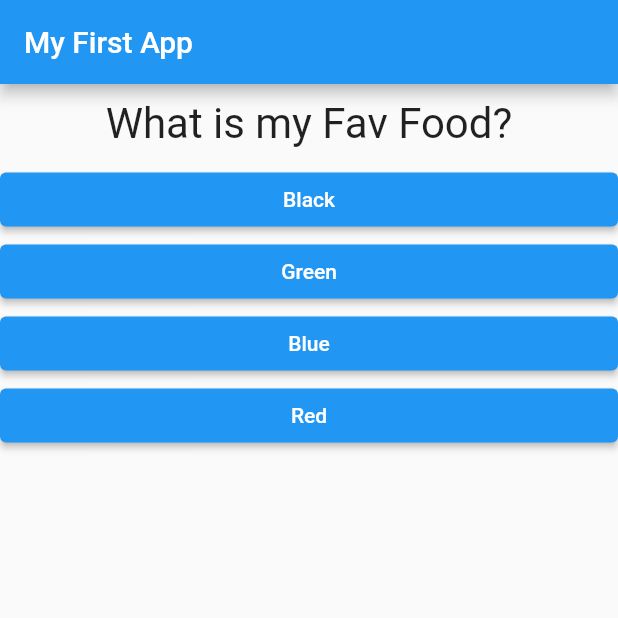
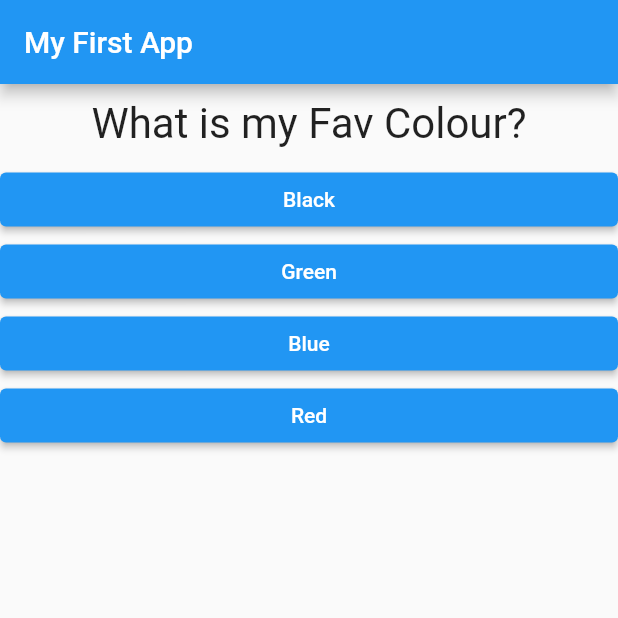
Before and after one commit to Rohanjai/Flutter_Quiz_App, a Flutter app: the screen it shows after launch, on a phone screen of 412 x 824 dp, the top half of it. Run offline on Flutter 3.47's test engine with Material 2 defaults, Android fonts, the phone set to English and light mode, and no system bars.

Commit message:
Scoring System Added

```diff
--- a/lib/main.dart
+++ b/lib/main.dart
@@ -12,25 +12,46 @@ class MyApp extends StatefulWidget {
 class _MyAppState extends State<MyApp> {
   final questions = const [
     {
-      'questionText': 'What is my Fav Food?',
-      'answers': ['Black', 'Green', 'Blue', 'Red']
+      'questionText': 'What is my Fav Colour?',
+      'answers': [
+        {'text': 'Black', 'score': 10},
+        {'text': 'Green', 'score': 20},
+        {'text': 'Blue', 'score': 50},
+        {'text': 'Red', 'score': 30}
+      ]
     },
     {
       'questionText': 'Whats my fav pet?',
-      'answers': ['Dog', 'Cat', 'Fish', 'Bird']
+      'answers': [
+        {'text': 'Dog', 'score': 50},
+        {'text': 'Cat', 'score': 25},
+        {'text': 'Fish', 'score': 20},
+        {'text': 'Bird', 'score': 20}
+      ]
     },
     {
       'questionText': 'What is my Fav City?',
-      'answers': ['Chennai', 'Torrento', 'NY', 'NJ']
+      'answers': [
+        {'text': 'Chennai', 'score': 50},
+        {'text': 'Torrento', 'score': 30},
+        {'text': 'NY', 'score': 40},
+        {'text': 'NJ', 'score': 20}
+      ]
     },
     {
       'questionText': 'What is my Fav Country?',
-      'answers': ['India', 'Singapore', 'Canada', 'US']
+      'answers': [
+        {'text': 'India', 'score': 50},
+        {'text': 'Singapore', 'score': 30},
+        {'text': 'Canada', 'score': 50},
+        {'text': 'US', 'score': 40}
+      ]
     },
   ];
   var questionInd = 0;
-
-  void answerQuestion() {
+  var totalscore = 0;
+  void answerQuestion(int score) {
+    totalscore += score;
     if (questionInd < questions.length) {
       print('WE Have more questions!');
     } else {
@@ -57,7 +78,7 @@ class _MyAppState extends State<MyApp> {
                 questions: questions,
                 questionInd: questionInd,
               )
-            : Result(),
+            : Result(totalscore),
       ),
     );
   }
--- a/lib/quiz.dart
+++ b/lib/quiz.dart
@@ -20,8 +20,10 @@ class Quiz extends StatelessWidget {
         Question(
           questions[questionInd]['questionText'] as String,
         ),
-        ...(questions[questionInd]['answers'] as List<String>).map((answer) {
-          return Answer(answerQuestion, answer);
+        ...(questions[questionInd]['answers'] as List<Map<String, Object>>)
+            .map((answer) {
+          return Answer(
+              () => answerQuestion(answer['score']), answer['text'] as String);
         }).toList()
       ],
     );
```
Also changed, not shown: lib/result.dart (+20 -2 lines).
